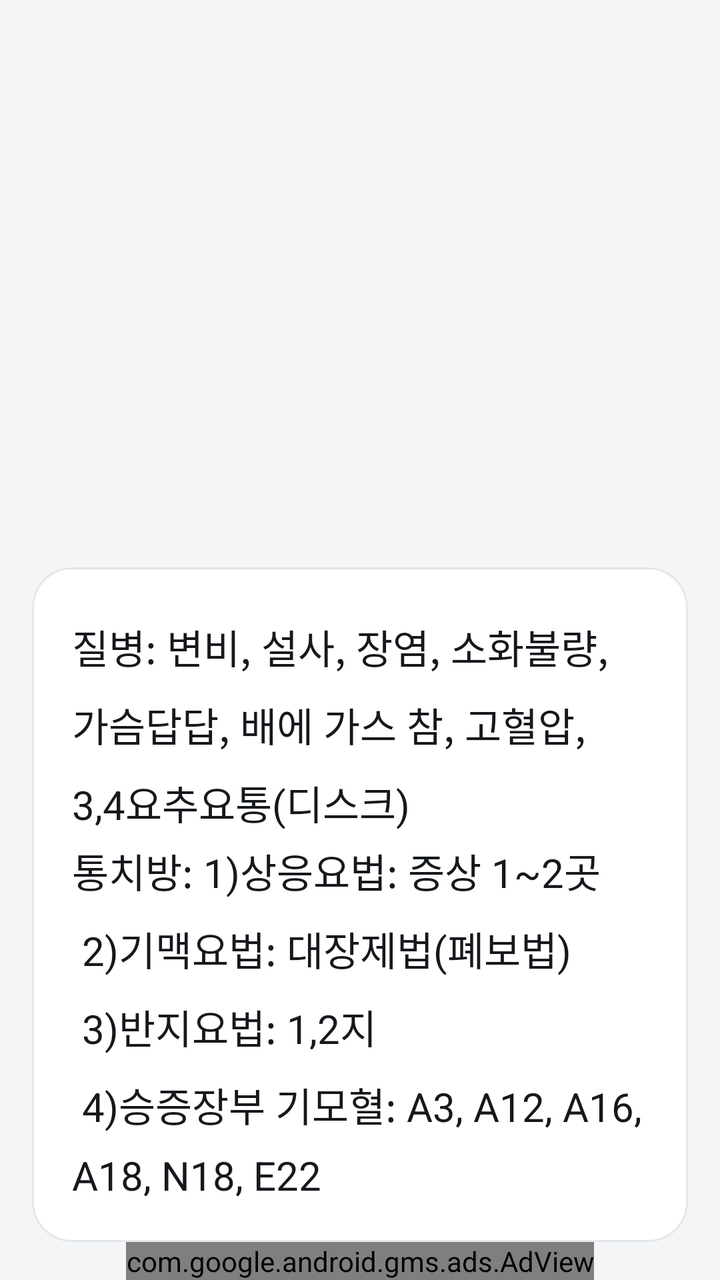
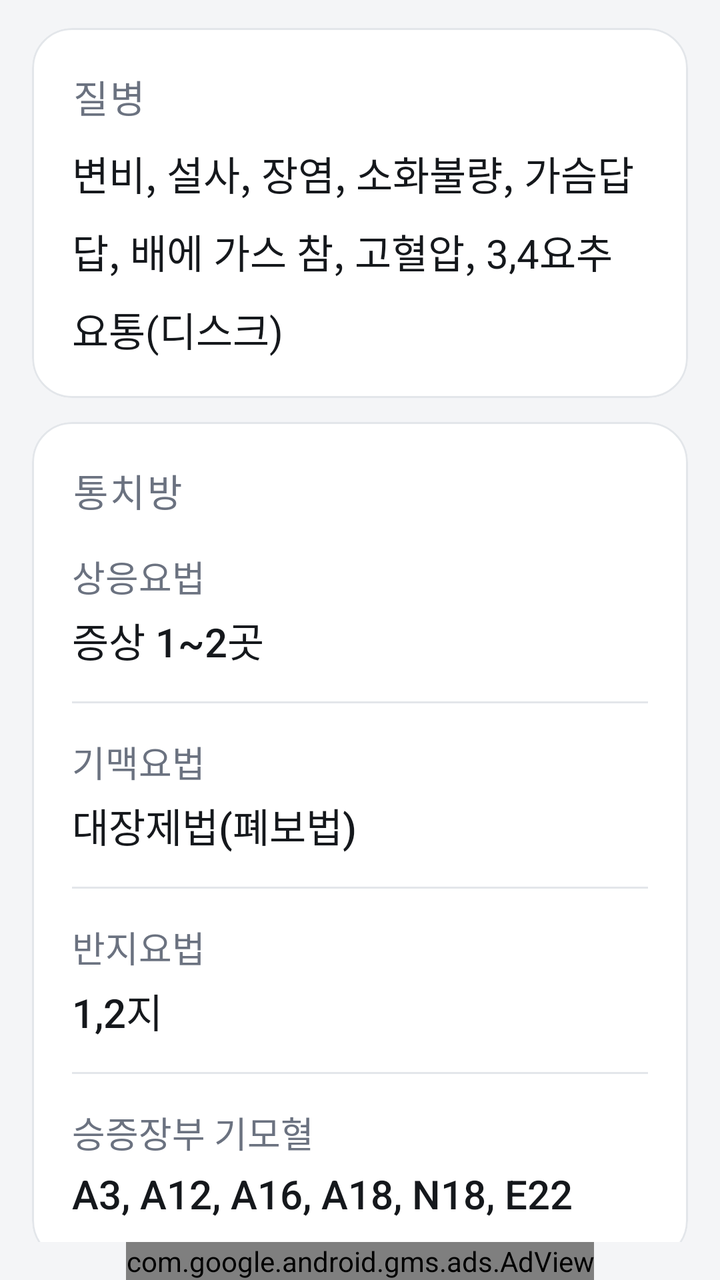

Before-and-after screenshots of an Android layout around one commit, followed by the original layout XML and the change that was made.
<!-- AndroidManifest.xml: application theme AppTheme -->
<!-- res/layout/activity_yangsil.xml -->
<RelativeLayout xmlns:android="http://schemas.android.com/apk/res/android"
    xmlns:tools="http://schemas.android.com/tools"
    xmlns:app="http://schemas.android.com/apk/res-auto"
    xmlns:ads="http://schemas.android.com/apk/res-auto"
    android:layout_width="match_parent"
    android:layout_height="match_parent"
    android:paddingTop="@dimen/activity_vertical_margin"
    android:paddingLeft="@dimen/activity_horizontal_margin"
    android:paddingRight="@dimen/activity_horizontal_margin"
    tools:context=".MainActivity" >

    <ScrollView
        android:layout_above="@id/adView"
        android:layout_width="fill_parent"
        android:layout_height="wrap_content" >

        <com.google.android.material.card.MaterialCardView
            android:layout_width="match_parent"
            android:layout_height="wrap_content"
            app:cardBackgroundColor="@color/surface"
            app:cardCornerRadius="@dimen/card_radius"
            app:cardElevation="0dp"
            app:strokeColor="@color/outline"
            app:strokeWidth="1dp" >

        <LinearLayout
            android:layout_width="match_parent"
            android:layout_height="wrap_content"
            android:orientation="vertical"
            android:padding="20dp" >

            <TextView
                android:layout_width="wrap_content"
                android:layout_height="wrap_content"
                android:layout_marginTop="5dp"
                android:text="@string/yangsil"
                style="@style/myTextView" />

            <TextView
                android:layout_width="wrap_content"
                android:layout_height="wrap_content"
                android:layout_marginTop="5dp"
                android:text="@string/yangsil2"
                style="@style/myTextView" />

        </LinearLayout>
        </com.google.android.material.card.MaterialCardView>
    </ScrollView>

    <com.google.android.gms.ads.AdView
        android:id="@+id/adView"
        android:layout_width="wrap_content"
        android:layout_height="wrap_content"
        android:layout_centerHorizontal="true"
        android:layout_alignParentBottom="true"
        ads:adSize="BANNER"
        ads:adUnitId="@string/banner_ad_unit_id" />


</RelativeLayout>
<!-- resources referenced by this layout -->
<resources>
  <color name="outline">#E3E6EA</color>
  <color name="surface">#FFFFFF</color>
  <dimen name="activity_horizontal_margin">16dp</dimen>
  <dimen name="activity_vertical_margin">16dp</dimen>
  <dimen name="card_radius">20dp</dimen>
  <string name="banner_ad_unit_id">ca-app-pub-1253642133922353/2152469025</string>
  <string name="yangsil">질병: 변비, 설사, 장염, 소화불량, 가슴답답, 배에 가스 참, 고혈압, 3,4요추요통(디스크)</string>
  <string name="yangsil2">통치방: 1)상응요법: 증상 1~2곳 \n
         2)기맥요법: 대장제법(폐보법)\n
         3)반지요법: 1,2지\n
         4)승증장부 기모혈: A3, A12, A16, A18, N18, E22</string>
  <style name="myTextView">
          <item name="android:textSize">20sp</item>
          <item name="android:textColor">@color/text_primary</item>
          <item name="android:lineSpacingMultiplier">1.35</item>
      </style>
  <style name="AppTheme" parent="AppBaseTheme">
          <item name="colorPrimary">@color/bar</item>
          <item name="colorPrimaryDark">@color/bar_dark</item>
          <item name="colorAccent">@color/accent</item>
          <item name="android:windowBackground">@color/bg</item>
          <item name="android:buttonStyle">@style/AppButton</item>
      </style>
  <color name="text_primary">#15181C</color>
  <style name="AppBaseTheme" parent="Theme.MaterialComponents.Light.Bridge">
          
      </style>
  <color name="bar">#14171A</color>
  <color name="bar_dark">#0B0D0F</color>
  <color name="accent">#1F6E43</color>
  <color name="bg">#F4F5F7</color>
  <style name="AppButton" parent="Widget.AppCompat.Button">
          <item name="android:background">@drawable/button_test</item>
          <item name="android:textColor">@color/text_primary</item>
          <item name="android:textSize">24sp</item>
          <item name="android:fontFamily">sans-serif-medium</item>
          <item name="android:textAllCaps">false</item>
          <item name="android:minHeight">78dp</item>
          <item name="android:stateListAnimator">@null</item>
          <item name="android:elevation">0dp</item>
      </style>
  <color name="accent_soft">#E7F1EC</color>
  <!-- unchanged entries left out for length: 1 -->
</resources>

<!-- the commit's change to res/layout/activity_yangsil.xml (unified diff, before → after) -->
@@ -1,50 +1,182 @@
+<?xml version="1.0" encoding="utf-8"?>
 <RelativeLayout xmlns:android="http://schemas.android.com/apk/res/android"
     xmlns:tools="http://schemas.android.com/tools"
     xmlns:app="http://schemas.android.com/apk/res-auto"
     xmlns:ads="http://schemas.android.com/apk/res-auto"
     android:layout_width="match_parent"
     android:layout_height="match_parent"
-    android:paddingTop="@dimen/activity_vertical_margin"
-    android:paddingLeft="@dimen/activity_horizontal_margin"
-    android:paddingRight="@dimen/activity_horizontal_margin"
-    tools:context=".MainActivity" >
+    android:paddingLeft="16dp"
+    android:paddingRight="16dp"
+    android:paddingTop="14dp"
+    tools:context=".Yangsil" >
 
     <ScrollView
+        android:layout_width="match_parent"
+        android:layout_height="match_parent"
+        android:layout_alignParentTop="true"
         android:layout_above="@id/adView"
-        android:layout_width="fill_parent"
-        android:layout_height="wrap_content" >
-
-        <com.google.android.material.card.MaterialCardView
-            android:layout_width="match_parent"
-            android:layout_height="wrap_content"
-            app:cardBackgroundColor="@color/surface"
-            app:cardCornerRadius="@dimen/card_radius"
-            app:cardElevation="0dp"
-            app:strokeColor="@color/outline"
-            app:strokeWidth="1dp" >
+        android:clipToPadding="false"
+        android:paddingBottom="12dp"
+        android:scrollbars="none" >
 
         <LinearLayout
             android:layout_width="match_parent"
             android:layout_height="wrap_content"
-            android:orientation="vertical"
-            android:padding="20dp" >
+            android:orientation="vertical" >
 
-            <TextView
-                android:layout_width="wrap_content"
+            <com.google.android.material.card.MaterialCardView
+                android:layout_width="match_parent"
                 android:layout_height="wrap_content"
-                android:layout_marginTop="5dp"
-                android:text="@string/yangsil"
-                style="@style/myTextView" />
+                app:cardBackgroundColor="@color/surface"
+                app:cardCornerRadius="@dimen/card_radius"
+                app:cardElevation="0dp"
+                app:strokeColor="@color/outline"
+                app:strokeWidth="1dp" >
 
-            <TextView
-                android:layout_width="wrap_content"
+                <LinearLayout
+                    android:layout_width="match_parent"
+                    android:layout_height="wrap_content"
+                    android:orientation="vertical"
+                    android:padding="20dp" >
+
+                    <TextView
+                        android:layout_width="wrap_content"
+                        android:layout_height="wrap_content"
+                        android:text="@string/label_disease"
+                        style="@style/SectionTitle" />
+
+                    <TextView
+                        android:layout_width="match_parent"
+                        android:layout_height="wrap_content"
+                        android:layout_marginTop="10dp"
+                        android:text="@string/yangsil_disease"
+                        style="@style/myTextView" />
+                </LinearLayout>
+            </com.google.android.material.card.MaterialCardView>
+
+            <com.google.android.material.card.MaterialCardView
+                android:layout_width="match_parent"
                 android:layout_height="wrap_content"
-                android:layout_marginTop="5dp"
-                android:text="@string/yangsil2"
-                style="@style/myTextView" />
+                android:layout_marginTop="@dimen/card_gap"
+                app:cardBackgroundColor="@color/surface"
+                app:cardCornerRadius="@dimen/card_radius"
+                app:cardElevation="0dp"
+                app:strokeColor="@color/outline"
+                app:strokeWidth="1dp" >
 
+                <LinearLayout
+                    android:layout_width="match_parent"
+                    android:layout_height="wrap_content"
+                    android:orientation="vertical"
+                    android:padding="20dp" >
+
+                    <TextView
+                        android:layout_width="wrap_content"
+                        android:layout_height="wrap_content"
+                        android:text="@string/label_treatment"
+                        style="@style/SectionTitle" />
+
+                    <LinearLayout
+                        android:layout_width="match_parent"
+                        android:layout_height="wrap_content"
+                        android:layout_marginTop="16dp"
+                        android:orientation="vertical" >
+
+                        <TextView
+                            android:layout_width="wrap_content"
+                            android:layout_height="wrap_content"
+                            android:text="@string/label_sangeung"
+                            style="@style/FieldLabel" />
+
+                        <TextView
+                            android:layout_width="match_parent"
+                            android:layout_height="wrap_content"
+                            android:layout_marginTop="4dp"
+                            android:text="@string/yangsil_sangeung"
+                            style="@style/FieldValue" />
+                    </LinearLayout>
+
+                    <View
+                        android:layout_width="match_parent"
+                        android:layout_height="1dp"
+                        android:layout_marginTop="16dp"
+                        android:background="@color/outline" />
+
+                    <LinearLayout
+                        android:layout_width="match_parent"
+                        android:layout_height="wrap_content"
+                        android:layout_marginTop="16dp"
+                        android:orientation="vertical" >
+
+                        <TextView
+                            android:layout_width="wrap_content"
+                            android:layout_height="wrap_content"
+                            android:text="@string/label_gimaek"
+                            style="@style/FieldLabel" />
+
+                        <TextView
+                            android:layout_width="match_parent"
+                            android:layout_height="wrap_content"
+                            android:layout_marginTop="4dp"
+                            android:text="@string/yangsil_gimaek"
+                            style="@style/FieldValue" />
+                    </LinearLayout>
+
+                    <View
+                        android:layout_width="match_parent"
+                        android:layout_height="1dp"
+                        android:layout_marginTop="16dp"
+                        android:background="@color/outline" />
+
+                    <LinearLayout
+                        android:layout_width="match_parent"
+                        android:layout_height="wrap_content"
+                        android:layout_marginTop="16dp"
+                        android:orientation="vertical" >
+
+                        <TextView
+                            android:layout_width="wrap_content"
+                            android:layout_height="wrap_content"
+                            android:text="@string/label_banji"
+                            style="@style/FieldLabel" />
+
+                        <TextView
+                            android:layout_width="match_parent"
+                            android:layout_height="wrap_content"
+                            android:layout_marginTop="4dp"
+                            android:text="@string/yangsil_banji"
+                            style="@style/FieldValue" />
+                    </LinearLayout>
+
+                    <View
+                        android:layout_width="match_parent"
+                        android:layout_height="1dp"
+                        android:layout_marginTop="16dp"
+                        android:background="@color/outline" />
+
+                    <LinearLayout
+                        android:layout_width="match_parent"
+                        android:layout_height="wrap_content"
+                        android:layout_marginTop="16dp"
+                        android:orientation="vertical" >
+
+                        <TextView
+                            android:layout_width="wrap_content"
+                            android:layout_height="wrap_content"
+                            android:text="@string/label_gimohyeol"
+                            style="@style/FieldLabel" />
+
+                        <TextView
+                            android:layout_width="match_parent"
+                            android:layout_height="wrap_content"
+                            android:layout_marginTop="4dp"
+                            android:text="@string/yangsil_gimohyeol"
+                            style="@style/FieldValue" />
+                    </LinearLayout>
+
+                </LinearLayout>
+            </com.google.android.material.card.MaterialCardView>
         </LinearLayout>
-        </com.google.android.material.card.MaterialCardView>
     </ScrollView>
 
     <com.google.android.gms.ads.AdView
@@ -56,5 +188,4 @@
         ads:adSize="BANNER"
         ads:adUnitId="@string/banner_ad_unit_id" />
 
-
 </RelativeLayout>
<!-- resource entries referenced after the edit -->
@@ -2,15 +2,38 @@
 <resources>
   <color name="outline">#E3E6EA</color>
   <color name="surface">#FFFFFF</color>
-  <dimen name="activity_horizontal_margin">16dp</dimen>
-  <dimen name="activity_vertical_margin">16dp</dimen>
+  <dimen name="card_gap">12dp</dimen>
   <dimen name="card_radius">20dp</dimen>
   <string name="banner_ad_unit_id">ca-app-pub-1253642133922353/2152469025</string>
-  <string name="yangsil">질병: 변비, 설사, 장염, 소화불량, 가슴답답, 배에 가스 참, 고혈압, 3,4요추요통(디스크)</string>
-  <string name="yangsil2">통치방: 1)상응요법: 증상 1~2곳 \n
-         2)기맥요법: 대장제법(폐보법)\n
-         3)반지요법: 1,2지\n
-         4)승증장부 기모혈: A3, A12, A16, A18, N18, E22</string>
+  <string name="label_banji">반지요법</string>
+  <string name="label_disease">질병</string>
+  <string name="label_gimaek">기맥요법</string>
+  <string name="label_gimohyeol">승증장부 기모혈</string>
+  <string name="label_sangeung">상응요법</string>
+  <string name="label_treatment">통치방</string>
+  <string name="yangsil_banji">1,2지</string>
+  <string name="yangsil_disease">변비, 설사, 장염, 소화불량, 가슴답답, 배에 가스 참, 고혈압, 3,4요추요통(디스크)</string>
+  <string name="yangsil_gimaek">대장제법(폐보법)</string>
+  <string name="yangsil_gimohyeol">A3, A12, A16, A18, N18, E22</string>
+  <string name="yangsil_sangeung">증상 1~2곳</string>
+  <style name="FieldLabel">
+          <item name="android:textSize">18sp</item>
+          <item name="android:textColor">@color/text_secondary</item>
+          <item name="android:fontFamily">sans-serif</item>
+          <item name="android:lineSpacingMultiplier">1.2</item>
+      </style>
+  <style name="FieldValue">
+          <item name="android:textSize">20sp</item>
+          <item name="android:textColor">@color/text_primary</item>
+          <item name="android:fontFamily">sans-serif-medium</item>
+          <item name="android:lineSpacingMultiplier">1.25</item>
+      </style>
+  <style name="SectionTitle">
+          <item name="android:textSize">19sp</item>
+          <item name="android:textColor">@color/text_secondary</item>
+          <item name="android:fontFamily">sans-serif-medium</item>
+          <item name="android:letterSpacing">0.06</item>
+      </style>
   <style name="myTextView">
           <item name="android:textSize">20sp</item>
           <item name="android:textColor">@color/text_primary</item>
@@ -23,6 +46,7 @@
           <item name="android:windowBackground">@color/bg</item>
           <item name="android:buttonStyle">@style/AppButton</item>
       </style>
+  <color name="text_secondary">#6B7280</color>
   <color name="text_primary">#15181C</color>
   <style name="AppBaseTheme" parent="Theme.MaterialComponents.Light.Bridge">
           
